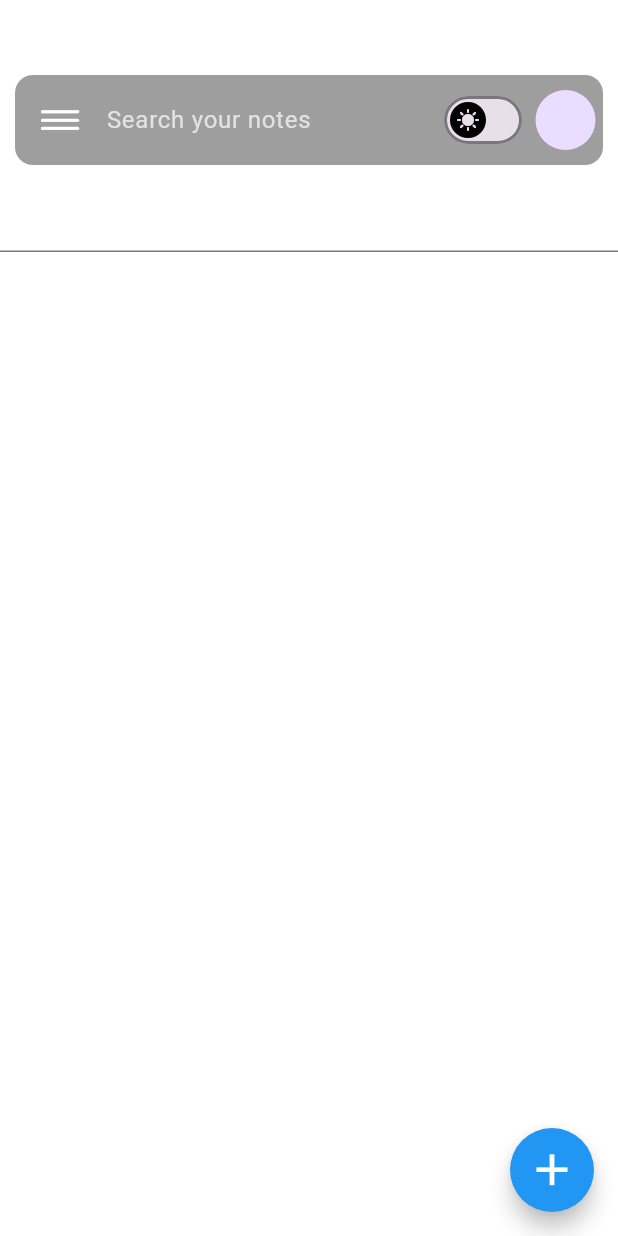
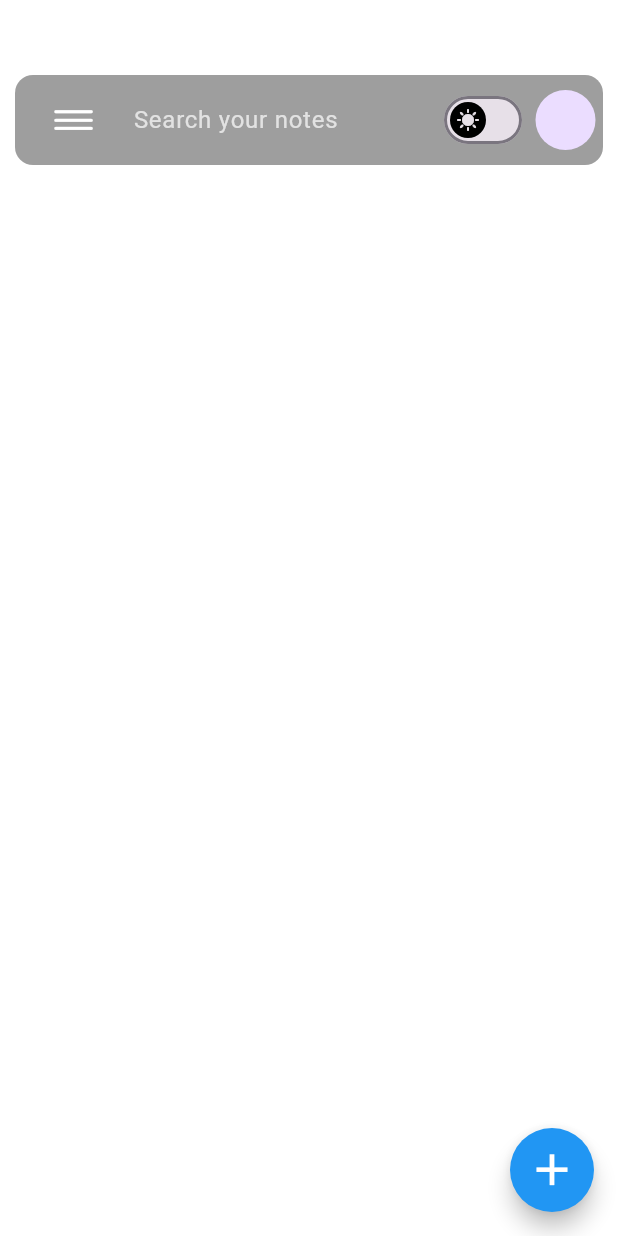
Before and after one commit to AbrarSumra/todo_app, a Flutter app: the screen it shows after launch, on a phone screen of 412 x 824 dp. Run offline on Flutter 3.47's test engine with Material 2 defaults, Android fonts, the phone set to English and light mode, and no system bars.

Commit message:
initial commit

```diff
--- a/lib/screens/home_screen.dart
+++ b/lib/screens/home_screen.dart
@@ -1,6 +1,5 @@
 import 'package:flutter/cupertino.dart';
 import 'package:flutter/material.dart';
-import 'package:flutter/services.dart';
 import 'package:wscube_todo_app/screens/drawer_screen.dart';
 import 'package:wscube_todo_app/screens/new_note.dart';
 import 'package:wscube_todo_app/screens/note.dart';
@@ -16,96 +15,13 @@ class _HomeScreenState extends State<HomeScreen> {
   List<Note> noteList = [];
   late Note _deletedNote;
   bool isLight = false;
+  final GlobalKey<ScaffoldState> _scaffoldKey = GlobalKey<ScaffoldState>();
 
   @override
   Widget build(BuildContext context) {
     return Scaffold(
+      key: _scaffoldKey,
       backgroundColor: isLight ? Colors.black12 : Colors.white,
-      /*appBar: AppBar(
-        backgroundColor: Colors.blue,
-        shape: const RoundedRectangleBorder(
-          borderRadius: BorderRadius.only(
-            bottomRight: Radius.circular(15),
-            bottomLeft: Radius.circular(15),
-          ),
-        ),
-        title: const Text(
-          "Today Note",
-          style: TextStyle(
-            fontSize: 25,
-            fontWeight: FontWeight.bold,
-            color: Colors.white,
-          ),
-        ),
-        actions: [
-          Switch(
-            value: isLight,
-            inactiveThumbColor: Colors.black,
-            thumbIcon: MaterialStateProperty.resolveWith((states) {
-              if (states.contains(MaterialState.selected)) {
-                return const Icon(Icons.nightlight);
-              } else {
-                return const Icon(Icons.sunny);
-              }
-            }),
-            onChanged: (value) {
-              isLight = value;
-              setState(() {});
-            },
-          ),
-          IconButton(
-            onPressed: () {},
-            icon: const Icon(
-              Icons.search,
-              color: Colors.white,
-            ),
-          ),
-          PopupMenuButton(
-            color: Colors.blue.shade50,
-            icon: const Icon(Icons.more_vert, color: Colors.white),
-            itemBuilder: (ctx) {
-              return [
-                const PopupMenuItem(
-                  child: Row(
-                    children: [
-                      Icon(Icons.settings),
-                      SizedBox(width: 11),
-                      Text("Settings"),
-                    ],
-                  ),
-                ),
-                const PopupMenuItem(
-                  child: Row(
-                    children: [
-                      Icon(Icons.delete),
-                      SizedBox(width: 11),
-                      Text("Delete"),
-                    ],
-                  ),
-                ),
-                const PopupMenuItem(
-                  child: Row(
-                    children: [
-                      Icon(Icons.share),
-                      SizedBox(width: 11),
-                      Text("Send"),
-                    ],
-                  ),
-                ),
-                const PopupMenuItem(
-                  child: Row(
-                    children: [
-                      Icon(Icons.label_outline),
-                      SizedBox(width: 11),
-                      Text("Labels"),
-                    ],
-                  ),
-                ),
-              ];
-            },
-          ),
-        ],
-      ),*/
       body: SingleChildScrollView(
         scrollDirection: Axis.vertical,
         child: Column(
@@ -121,10 +37,15 @@ class _HomeScreenState extends State<HomeScreen> {
               child: Row(
                 children: [
                   const SizedBox(width: 15),
-                  const Icon(
-                    CupertinoIcons.line_horizontal_3,
-                    color: Colors.white,
-                    size: 30,
+                  IconButton(
+                    onPressed: () {
+                      _scaffoldKey.currentState?.openDrawer();
+                    },
+                    icon: const Icon(
+                      CupertinoIcons.line_horizontal_3,
+                      color: Colors.white,
+                      size: 30,
+                    ),
                   ),
                   Expanded(
                     child: TextFormField(
@@ -166,7 +87,6 @@ class _HomeScreenState extends State<HomeScreen> {
                 ],
               ),
             ),
-            TextFormField(),
             ListView.builder(
                 physics: const NeverScrollableScrollPhysics(),
                 itemCount: noteList.length,
```
